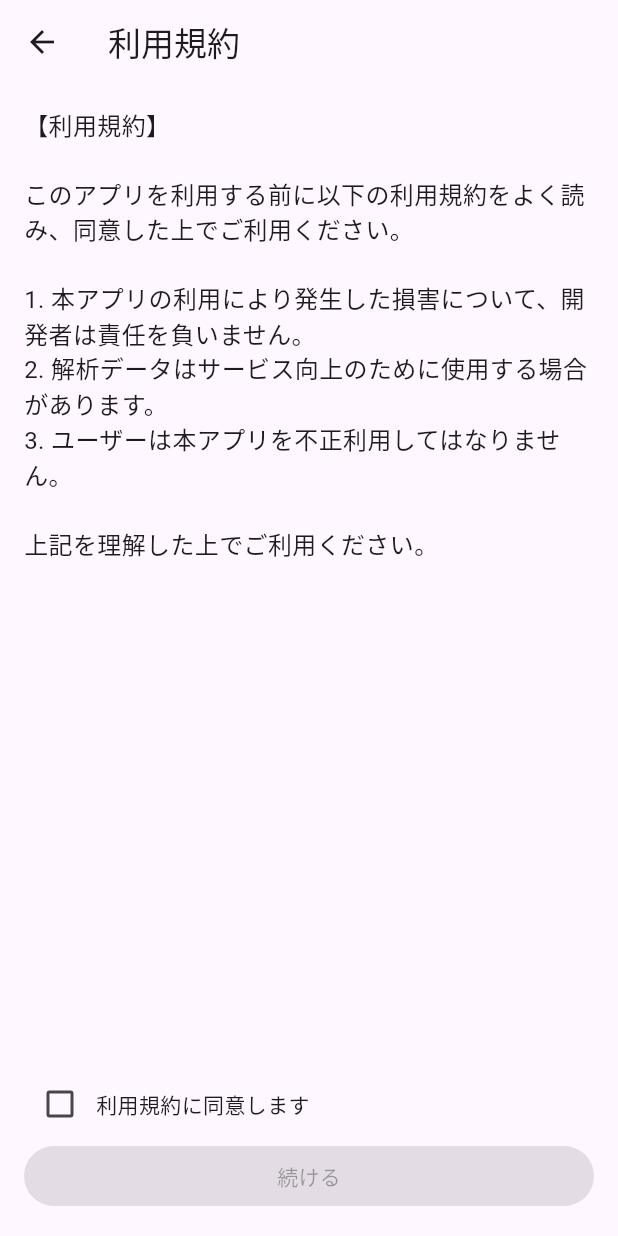
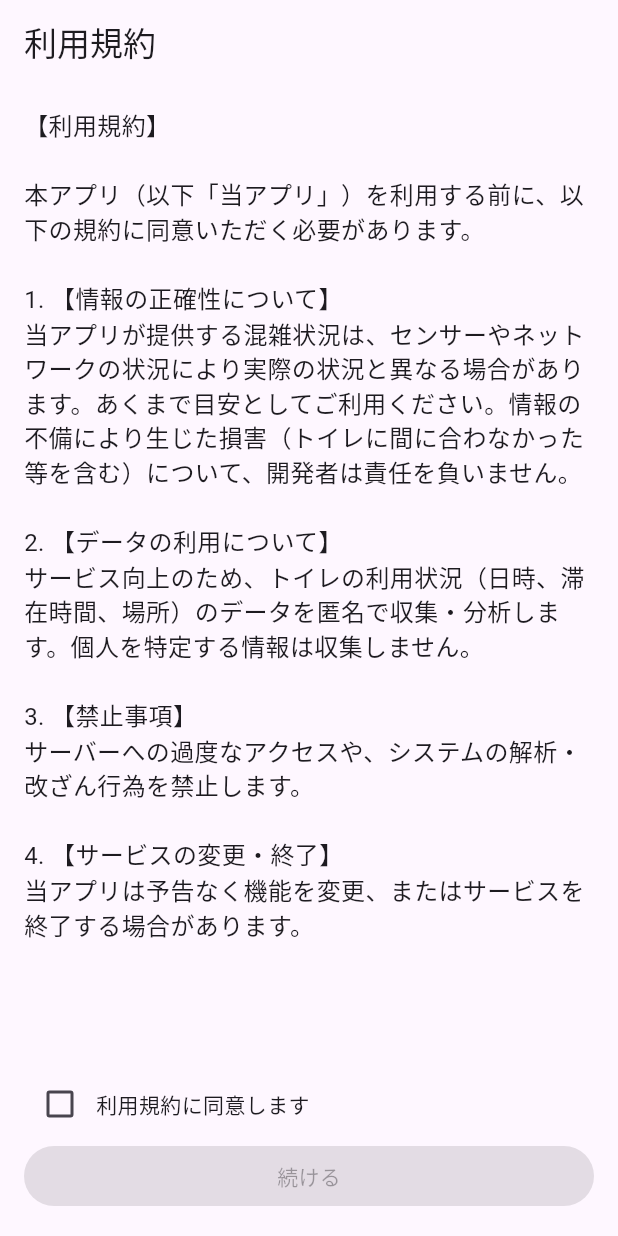
Before and after one commit to nao-aso/flutter_toilet_app, a Flutter app: the TermsPage screen opened directly, on a phone screen of 412 x 824 dp. Run offline on Flutter 3.47's test engine with Material 3 defaults, Android fonts, the light colour scheme and no system bars; our stand-ins replace cloud_firestore, firebase_auth, firebase_core, flutter_local_notifications, font_awesome_flutter, shared_preferences and 1 more; accounts and stored records are empty.

Commit message:
アプリ完成。未テスト

```diff
--- a/lib/l10n/app_en.arb
+++ b/lib/l10n/app_en.arb
@@ -38,7 +38,7 @@
     "endDate": "End Date",
     "floor": "Floor",
     "usageCount": "Usage Count",
-    "totalUsageTime": "Total Usage Time",
+    "totalUsageTime": "Duration",
     "totalTime": "Total Time",
     "ranking": "Rank",
     "dailyHistory": "Usage History for {day}",
--- a/lib/l10n/app_ja.arb
+++ b/lib/l10n/app_ja.arb
@@ -19,7 +19,7 @@
     }
   },
   "termsTitle": "利用規約",
-  "termsBody": "【利用規約】\n\nこのアプリを利用する前に以下の利用規約をよく読み、同意した上でご利用ください。\n\n1. 本アプリの利用により発生した損害について、開発者は責任を負いません。\n2. 解析データはサービス向上のために使用する場合があります。\n3. ユーザーは本アプリを不正利用してはなりません。\n\n上記を理解した上でご利用ください。",
+  "termsBody": "【利用規約】\n\n本アプリ（以下「当アプリ」）を利用する前に、以下の規約に同意いただく必要があります。\n\n1. 【情報の正確性について】\n当アプリが提供する混雑状況は、センサーやネットワークの状況により実際の状況と異なる場合があります。あくまで目安としてご利用ください。情報の不備により生じた損害（トイレに間に合わなかった等を含む）について、開発者は責任を負いません。\n\n2. 【データの利用について】\nサービス向上のため、トイレの利用状況（日時、滞在時間、場所）のデータを匿名で収集・分析します。個人を特定する情報は収集しません。\n\n3. 【禁止事項】\nサーバーへの過度なアクセスや、システムの解析・改ざん行為を禁止します。\n\n4. 【サービスの変更・終了】\n当アプリは予告なく機能を変更、またはサービスを終了する場合があります。",
   "agreeTerms": "利用規約に同意します",
   "continueLabel": "続ける",
   "termsShortcutDescription": "利用規約を開く",
--- a/lib/l10n/app_localizations.dart
+++ b/lib/l10n/app_localizations.dart
@@ -302,7 +302,7 @@ abstract class AppLocalizations {
   /// No description provided for @totalUsageTime.
   ///
   /// In en, this message translates to:
-  /// **'Total Usage Time'**
+  /// **'Duration'**
   String get totalUsageTime;
 
   /// No description provided for @totalTime.
--- a/lib/l10n/app_localizations_en.dart
+++ b/lib/l10n/app_localizations_en.dart
@@ -113,7 +113,7 @@ class AppLocalizationsEn extends AppLocalizations {
   String get usageCount => 'Usage Count';
 
   @override
-  String get totalUsageTime => 'Total Usage Time';
+  String get totalUsageTime => 'Duration';
 
   @override
   String get totalTime => 'Total Time';
--- a/lib/l10n/app_localizations_ja.dart
+++ b/lib/l10n/app_localizations_ja.dart
@@ -56,7 +56,7 @@ class AppLocalizationsJa extends AppLocalizations {
   String get termsTitle => '利用規約';
 
   @override
-  String get termsBody => '【利用規約】\n\nこのアプリを利用する前に以下の利用規約をよく読み、同意した上でご利用ください。\n\n1. 本アプリの利用により発生した損害について、開発者は責任を負いません。\n2. 解析データはサービス向上のために使用する場合があります。\n3. ユーザーは本アプリを不正利用してはなりません。\n\n上記を理解した上でご利用ください。';
+  String get termsBody => '【利用規約】\n\n本アプリ（以下「当アプリ」）を利用する前に、以下の規約に同意いただく必要があります。\n\n1. 【情報の正確性について】\n当アプリが提供する混雑状況は、センサーやネットワークの状況により実際の状況と異なる場合があります。あくまで目安としてご利用ください。情報の不備により生じた損害（トイレに間に合わなかった等を含む）について、開発者は責任を負いません。\n\n2. 【データの利用について】\nサービス向上のため、トイレの利用状況（日時、滞在時間、場所）のデータを匿名で収集・分析します。個人を特定する情報は収集しません。\n\n3. 【禁止事項】\nサーバーへの過度なアクセスや、システムの解析・改ざん行為を禁止します。\n\n4. 【サービスの変更・終了】\n当アプリは予告なく機能を変更、またはサービスを終了する場合があります。';
 
   @override
   String get agreeTerms => '利用規約に同意します';
--- a/lib/main.dart
+++ b/lib/main.dart
@@ -1,72 +1,3 @@
-// // import 'package:flutter/material.dart';
-// // import 'package:firebase_core/firebase_core.dart';
-// // import 'firebase_options.dart';
-// //
-// // import 'package:provider/provider.dart';
-// // import 'shared/theme/theme_provider.dart';
-// // import 'shared/language/language_provider.dart';
-// //
-// // import 'package:flutter_local_notifications/flutter_local_notifications.dart';
-// //
-// // // ★ 多言語化（これでOK）
-// // import 'package:flutter_toilet_app/l10n/app_localizations.dart';
-// //
-// // import 'shared/widgets/bottom_nav_scaffold.dart';
-// //
-// // // 🔔 ローカル通知
-// // final FlutterLocalNotificationsPlugin localNotifications =
-// // FlutterLocalNotificationsPlugin();
-// //
-// // Future<void> main() async {
-// //   WidgetsFlutterBinding.ensureInitialized();
-// //
-// //   await Firebase.initializeApp(
-// //     options: DefaultFirebaseOptions.currentPlatform,
-// //   );
-// //
-// //   const android = AndroidInitializationSettings('@mipmap/ic_launcher');
-// //   const initSettings = InitializationSettings(android: android);
-// //   await localNotifications.initialize(initSettings);
-// //
-// //   runApp(
-// //     MultiProvider(
-// //       providers: [
-// //         ChangeNotifierProvider(create: (_) => ThemeProvider()),
-// //         ChangeNotifierProvider(create: (_) => LanguageProvider()),
-// //       ],
-// //       child: const MyApp(),
-// //     ),
-// //   );
-// // }
-// //
-// // class MyApp extends StatelessWidget {
-// //   const MyApp({super.key});
-// //
-// //   @override
-// //   Widget build(BuildContext context) {
-// //     final themeProvider = Provider.of<ThemeProvider>(context);
-// //     final languageProvider = Provider.of<LanguageProvider>(context);
-// //
-// //     return MaterialApp(
-// //       debugShowCheckedModeBanner: false,
-// //
-// //       // ★ 言語切り替え
-// //       locale: languageProvider.locale,
-// //
-// //       // ★ AppLocalizations が提供してくれる設定を使用
-// //       localizationsDelegates: AppLocalizations.localizationsDelegates,
-// //       supportedLocales: AppLocalizations.supportedLocales,
-// //
-// //       themeMode: themeProvider.themeMode,
-// //       theme: ThemeData.light(),
-// //       darkTheme: ThemeData.dark(),
-// //
-// //       home: const BottomNavScaffold(),
-// //     );
-// //   }
-// // }
-//
-//
 // import 'package:flutter/material.dart';
 // import 'package:firebase_core/firebase_core.dart';
 // import 'firebase_options.dart';
@@ -77,14 +8,20 @@
 //
 // import 'package:flutter_local_notifications/flutter_local_notifications.dart';
 //
-// // ★ 多言語化（これでOK）
+// // ★ 多言語化
 // import 'package:flutter_toilet_app/l10n/app_localizations.dart';
 //
 // import 'shared/widgets/bottom_nav_scaffold.dart';
 //
+// import 'features/terms/terms_page.dart';
+//
+//
 // // 🔔 ローカル通知
 // final FlutterLocalNotificationsPlugin localNotifications =
 // FlutterLocalNotificationsPlugin();
+//
+// // 🚨 修正: アプリ全体でナビゲーターのコンテキストにアクセスするためのGlobalKey
+// final GlobalKey<NavigatorState> navigatorKey = GlobalKey<NavigatorState>();
 //
 // Future<void> main() async {
 //   WidgetsFlutterBinding.ensureInitialized();
@@ -96,7 +33,7 @@
 //   // 🔔 Local Notifications: iOS/Android の設定を追加 (ここを修正)
 //   const android = AndroidInitializationSettings('@mipmap/ic_launcher');
 //
-//   // iOS/macOS 向けの設定を追加 (クラッシュの原因を解消)
+//   // iOS/macOS 向けの設定を追加
 //   const initializationSettingsDarwin = DarwinInitializationSettings(
 //     requestAlertPermission: true,
 //     requestBadgePermission: true,
@@ -109,7 +46,6 @@
 //     macOS: initializationSettingsDarwin, // macOS向けの設定も追加
 //   );
 //
-//   // initializationSettings に修正
 //   await localNotifications.initialize(initSettings);
 //
 //   runApp(
@@ -132,6 +68,9 @@
 //     final languageProvider = Provider.of<LanguageProvider>(context);
 //
 //     return MaterialApp(
+//       // 🚨 修正: Global KeyをMaterialAppに適用
+//       navigatorKey: navigatorKey,
+//
 //       debugShowCheckedModeBanner: false,
 //
 //       // ★ 言語切り替え
@@ -145,7 +84,7 @@
 //       theme: ThemeData.light(),
 //       darkTheme: ThemeData.dark(),
 //
-//       home: const BottomNavScaffold(),
+//       home: const TermsPage(),
 //     );
 //   }
 // }
@@ -159,6 +98,7 @@ import 'shared/theme/theme_provider.dart';
 import 'shared/language/language_provider.dart';
 
 import 'package:flutter_local_notifications/flutter_local_notifications.dart';
+import 'package:shared_preferences/shared_preferences.dart'; // ★追加: データの永続化用
 
 // ★ 多言語化
 import 'package:flutter_toilet_app/l10n/app_localizations.dart';
@@ -175,12 +115,20 @@ FlutterLocalNotificationsPlugin();
 // 🚨 修正: アプリ全体でナビゲーターのコンテキストにアクセスするためのGlobalKey
 final GlobalKey<NavigatorState> navigatorKey = GlobalKey<NavigatorState>();
 
+// ★追加: 利用規約の同意フラグを保存するためのキー
+const String _termsAgreedKey = 'terms_agreed';
+
+// ★修正: main 関数を async にし、同意フラグを読み込む
 Future<void> main() async {
   WidgetsFlutterBinding.ensureInitialized();
 
   await Firebase.initializeApp(
     options: DefaultFirebaseOptions.currentPlatform,
   );
+
+  // ★追加: 同意フラグの読み込み
+  final prefs = await SharedPreferences.getInstance();
+  final hasAgreedToTerms = prefs.getBool(_termsAgreedKey) ?? false;
 
   // 🔔 Local Notifications: iOS/Android の設定を追加 (ここを修正)
   const android = AndroidInitializationSettings('@mipmap/ic_launcher');
@@ -206,13 +154,16 @@ Future<void> main() async {
         ChangeNotifierProvider(create: (_) => ThemeProvider()),
         ChangeNotifierProvider(create: (_) => LanguageProvider()),
       ],
-      child: const MyApp(),
+      // ★修正: MyAppに同意フラグを渡す
+      child: MyApp(hasAgreedToTerms: hasAgreedToTerms),
     ),
   );
 }
 
 class MyApp extends StatelessWidget {
-  const MyApp({super.key});
+  // ★追加: 同意フラグを受け取るプロパティ
+  final bool hasAgreedToTerms;
+  const MyApp({super.key, required this.hasAgreedToTerms});
 
   @override
   Widget build(BuildContext context) {
@@ -236,7 +187,10 @@ class MyApp extends StatelessWidget {
       theme: ThemeData.light(),
       darkTheme: ThemeData.dark(),
 
-      home: const TermsPage(),
+      // ★修正: フラグに基づいて表示する最初の画面を切り替える
+      home: hasAgreedToTerms
+          ? const BottomNavScaffold() // 同意済みならホーム画面
+          : const TermsPage(),        // 未同意なら利用規約画面
     );
   }
 }
--- a/pubspec.yaml
+++ b/pubspec.yaml
@@ -10,6 +10,8 @@ environment:
 dependencies:
   flutter:
     sdk: flutter
+
+  shared_preferences: ^2.2.2
 
   flutter_localizations:
     sdk: flutter
```
Also changed, not shown: lib/features/terms/terms_page.dart (+100 -7 lines), lib/shared/language/language_provider.dart (+45 -1 lines), lib/shared/theme/theme_provider.dart (+57 -1 lines).
